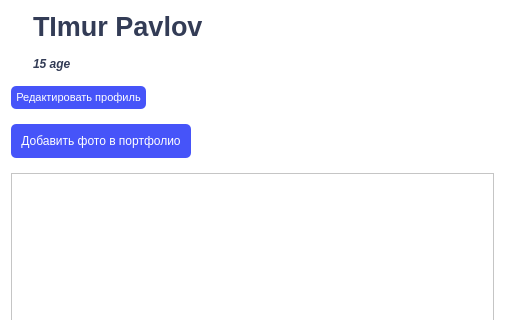
OCCCAS/Yandex, file ui/profile.ui: the form before one commit; both pictures show x 0 to 505 and y 0 to 320 of the 505 by 744 pixel window.
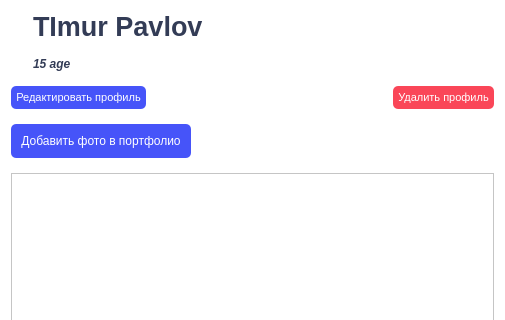
The form after the commit. Icons and pictures are not drawn. Custom widgets are drawn as their Qt base class.

Commit message: build: added remove profile method

Patch:
```diff
--- a/ui/profile.ui
+++ b/ui/profile.ui
@@ -131,6 +131,25 @@
        </property>
       </spacer>
      </item>
+     <item>
+      <widget class="QPushButton" name="btn_delete_profile">
+       <property name="font">
+        <font>
+         <pointsize>8</pointsize>
+        </font>
+       </property>
+       <property name="styleSheet">
+        <string notr="true">background-color: #fa4658;
+border-width: 2px;
+border-radius: 5px;
+color: white;
+padding: 5px;</string>
+       </property>
+       <property name="text">
+        <string>Удалить профиль</string>
+       </property>
+      </widget>
+     </item>
     </layout>
    </item>
    <item>
```
The commit also changes 7 other files.
